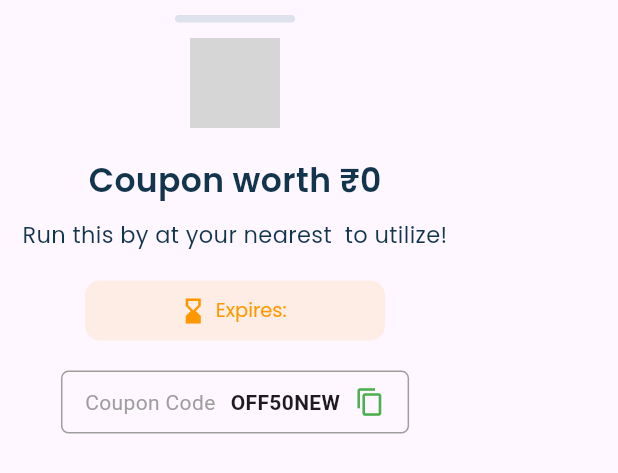
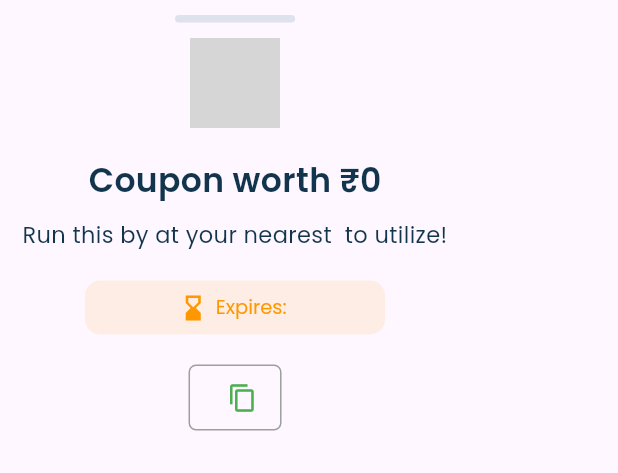
Before and after one commit to neelandrakar/retail_app_flutter, a Flutter app: the CouponCodeBottomSheet widget shown alone on an empty page, opened directly with empty values, on a phone screen of 412 x 824 dp. Shown: the top 473 px of the screen. Run offline on Flutter 3.47's test engine with Material 3 defaults, Android fonts, the light colour scheme and no system bars; our stand-ins replace camera, confetti, dropdown_button2, flutter_map, flutter_rating_bar, flutter_svg and 14 more; missing offline and left inert: cloudinary_public, get_ip_address, syncfusion_flutter_core; accounts and stored records are empty; network calls fail; grey boxes are pictures that could not be loaded.

Commit message:
Push with redeem a coupon api's changes

```diff
--- a/lib/ssml_loyalty/widgets/coupon_code_bottom_sheet.dart
+++ b/lib/ssml_loyalty/widgets/coupon_code_bottom_sheet.dart
@@ -25,7 +25,7 @@ class _CouponCodeBottomSheetState extends State<CouponCodeBottomSheet> {
   @override
   Widget build(BuildContext context) {
     return Padding(
-      padding: EdgeInsets.symmetric(horizontal: horizonal_padding, vertical: 10),
+      padding: EdgeInsets.symmetric(horizontal: horizonal_padding).copyWith(top: 10, bottom: 15),
       child: Column(
         mainAxisSize: MainAxisSize.min,
         children: <Widget>[
@@ -73,7 +73,7 @@ class _CouponCodeBottomSheetState extends State<CouponCodeBottomSheet> {
           SizedBox(height: 20),
           Container(
             width: 200,
-            padding: EdgeInsets.symmetric(vertical: 10,horizontal: 10),
+            padding: const EdgeInsets.symmetric(vertical: 8,horizontal: 10),
             decoration: BoxDecoration(
               color: Colors.orange.withOpacity(0.1),
               borderRadius: BorderRadius.circular(10)
@@ -87,9 +87,9 @@ class _CouponCodeBottomSheetState extends State<CouponCodeBottomSheet> {
                     maxLines: 1,
                     text: TextSpan(
                         children: [
-                          TextSpan(
+                          const TextSpan(
                               text: "Expires: ",
-                              style: const TextStyle(
+                              style: TextStyle(
                                 fontSize: 13,
                                 fontFamily: MyFonts.poppins,
                                 color: MyColors.orangeColor,
@@ -120,16 +120,18 @@ class _CouponCodeBottomSheetState extends State<CouponCodeBottomSheet> {
             child: Row(
               mainAxisSize: MainAxisSize.min,
               children: [
-                Text('Coupon Code', style: TextStyle(color: Colors.grey)),
-                SizedBox(width: 10),
-                Text('OFF50NEW', style: TextStyle(fontWeight: FontWeight.bold)),
+
+                Text(
+                    widget.code,
+                    style: TextStyle(
+                        fontWeight: FontWeight.w600,
+                        fontFamily: MyFonts.poppins,
+                        fontSize: 15
+                    )),
                 SizedBox(width: 10),
                 GestureDetector(
                   onTap: () {
-                    Clipboard.setData(ClipboardData(text: 'OFF50NEW'));
-                    ScaffoldMessenger.of(context).showSnackBar(
-                      SnackBar(content: Text('Coupon code copied to clipboard')),
-                    );
+                    Clipboard.setData(ClipboardData(text: widget.code));
                   },
                   child: Icon(Icons.copy, size: 20, color: Colors.green),
                 ),
```
Also changed, not shown: 1 other file.
